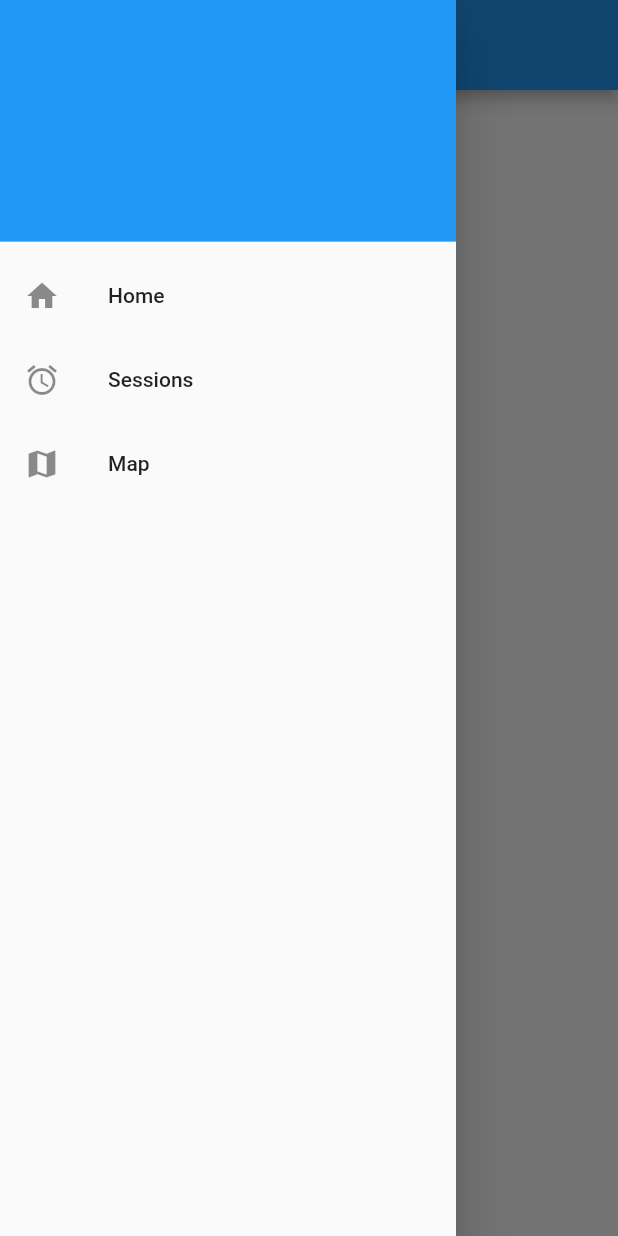
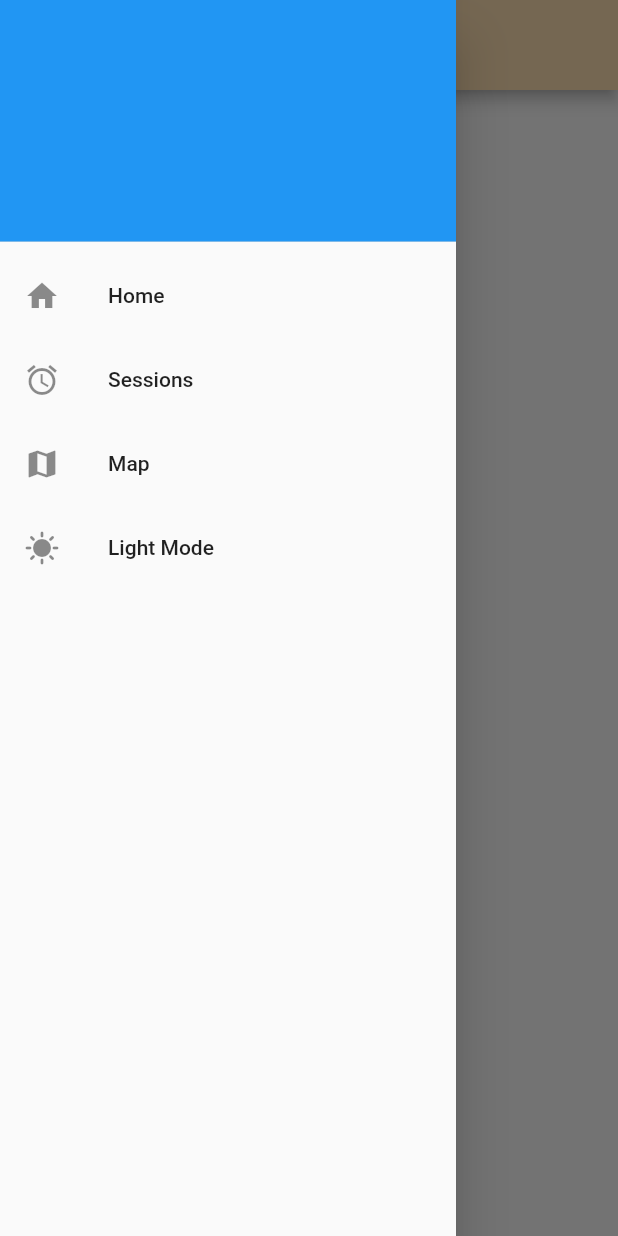
Before and after one commit to tarnar114/CapstoneApp, a Flutter app: the screen it shows after launch, with the side drawer open, on a phone screen of 412 x 824 dp. Run offline on Flutter 3.47's test engine with Material 2 defaults, Android fonts, the phone set to English and light mode, and no system bars; our stand-ins replace bloc, bloc_concurrency, flutter_bloc, flutter_time_picker_spinner, go_router, google_fonts and 5 more; missing offline and left inert: dart:ffi, flutter_reactive_ble, mobile_scanner.

```diff
--- a/lib/Screens/Home.dart
+++ b/lib/Screens/Home.dart
@@ -4,10 +4,7 @@ import 'dart:io' show Platform;
 
 ///
 import 'package:flutter/material.dart';
-import '../widgets/CustAppBar.dart';
-import '../widgets/CustDrawer.dart';
-
-import '../widgets/LockButton.dart';
+import 'package:capstone_app/src/Bluetooth/BLE_CONN.dart';
 
 class Home extends StatefulWidget {
   const Home({super.key});
--- a/lib/main.dart
+++ b/lib/main.dart
@@ -3,17 +3,19 @@
 // found in the LICENSE file.
 
 import 'package:capstone_app/Screens/AddAlert.dart';
-import 'package:capstone_app/Screens/Onboard.dart';
+import 'package:capstone_app/src/Bluetooth/bloc/BLE_bloc.dart';
+import 'package:capstone_app/src/Landing/Onboard.dart';
 import 'package:capstone_app/data/AlertStorage.dart';
+import 'package:capstone_app/src/THEME/Theme_Cubit.dart';
 import 'package:capstone_app/widgets/CustAppBar.dart';
 import 'package:capstone_app/widgets/CustDrawer.dart';
 import 'package:flutter/material.dart';
-import 'package:flutter/rendering.dart';
+import 'package:flutter_bloc/flutter_bloc.dart';
 import 'package:go_router/go_router.dart';
-import './misc/themes.dart';
 import './Screens/Home.dart';
 import './Screens/Alerts.dart';
 import './Screens/Map.dart';
+import 'package:capstone_app/src/BarcodeScan/Scan.dart';
 
 // This scenario demonstrates a simple two-page app.
 //
@@ -35,13 +37,29 @@ class App extends StatelessWidget {
   App({Key? key}) : super(key: key);
 
   /// The title of the app.
-  static const String title = 'Locker';
+  static const String title = 'Irit';
 
   @override
-  Widget build(BuildContext context) => MaterialApp.router(
-        routerConfig: _router,
-        title: title,
-      );
+  Widget build(BuildContext context) {
+    return MultiBlocProvider(
+        providers: [
+          BlocProvider<ThemeCubit>(
+            create: (BuildContext context) => ThemeCubit(),
+          ),
+          BlocProvider<BleBloc>(
+            create: (BuildContext context) => BleBloc(),
+          )
+        ],
+        child: BlocBuilder<ThemeCubit, ThemeState>(
+          builder: (context, state) {
+            return MaterialApp.router(
+              routerConfig: _router,
+              title: title,
+              theme: state.data,
+            );
+          },
+        ));
+  }
 
   final GoRouter _router =
       GoRouter(initialLocation: '/', navigatorKey: _rootNavigatorKey, routes: [
@@ -50,7 +68,7 @@ class App extends StatelessWidget {
         pageBuilder: (BuildContext context, GoRouterState state, Widget child) {
           return NoTransitionPage(
             child: Scaffold(
-              appBar: CustAppBar(title: "Locker"),
+              appBar: CustAppBar(title: "Irit"),
               drawer: CustDrawer(),
               body: Container(child: child),
             ),
@@ -78,19 +96,27 @@ class App extends StatelessWidget {
               pageBuilder: (context, state) {
                 return NoTransitionPage(child: Map());
               }),
+          GoRoute(
+            path: '/add_alert',
+            parentNavigatorKey: _shellNavigatorKey,
+            pageBuilder: (context, state) {
+              return NoTransitionPage(
+                  child: AddAlert(
+                storage: AlertStorage(),
+              ));
+            },
+          )
         ]),
     GoRoute(
         path: '/onboard',
         builder: ((context, state) {
           return Onboard();
-        }))
+        })),
+    GoRoute(
+      path: '/scan',
+      builder: (context, state) {
+        return Scan();
+      },
+    )
   ]);
 }
-//  routes: [
-//           GoRoute(
-//             path: '/',
-//             parentNavigatorKey: _shellNavigatorKey,
-//             pageBuilder: (context, state) =>
-//                 const NoTransitionPage(child: Home()),
-//           )
-//         ]
--- /dev/null
+++ b/lib/src/Bluetooth/BLE_CONN.dart
@@ -0,0 +1,96 @@
+import 'dart:async';
+import 'package:capstone_app/src/Bluetooth/bloc/BLE_bloc.dart';
+import 'package:capstone_app/src/Bluetooth/bloc/BLE_event.dart';
+import 'package:flutter/material.dart';
+import 'package:flutter/rendering.dart';
+import 'package:flutter_bloc/flutter_bloc.dart';
+import 'package:flutter_reactive_ble/flutter_reactive_ble.dart';
+import 'package:location/location.dart';
+import 'package:capstone_app/src/Bluetooth/bloc/BLE_state.dart';
+
+class LockButton extends StatefulWidget {
+  const LockButton({required this.callback, super.key});
+  final Function callback;
+  @override
+  State<LockButton> createState() => LockButtonState();
+}
+
+class LockButtonState extends State<LockButton> {
+  List<Widget> getChild(BleState state) {
+    if (state.Scanning) {
+      return scanning;
+    } else if (state.Connecting) {
+      return Connecting;
+    } else {
+      return disconnected;
+    }
+  }
+
+  List<Widget> disconnected = [
+    Icon(
+      Icons.bluetooth,
+      size: 50,
+    ),
+    Text("connect")
+  ];
+
+  List<Widget> Connecting = [
+    Icon(
+      Icons.bluetooth_searching_outlined,
+      size: 50,
+    ),
+    Text("Connecting")
+  ];
+
+  List<Widget> scanning = [
+    Icon(
+      Icons.wifi_2_bar_sharp,
+      size: 50,
+    ),
+    Text("Scanning")
+  ];
+
+  @override
+  Widget build(BuildContext context) {
+    final ButtonStyle style = ButtonStyle(
+        shape: MaterialStateProperty.all(CircleBorder()),
+        // padding: MaterialStateProperty.all(EdgeInsets.all(20)),
+        minimumSize: MaterialStateProperty.all(Size(100, 100)),
+        backgroundColor:
+            MaterialStateProperty.all(Colors.blue), // <-- Button color
+        overlayColor: MaterialStateProperty.resolveWith<Color?>(
+          (states) {
+            if (states.contains(MaterialState.pressed)) return Colors.red;
+          },
+          // <-- Splash color
+        ));
+
+    return Center(
+        child: Column(children: <Widget>[
+      Container(
+        margin: EdgeInsets.only(top: 25),
+        child: BlocConsumer<BleBloc, BleState>(
+            listenWhen: (previousState, state) {
+              return state.Scanning != previousState.Scanning ||
+                  state.Connecting != previousState.Connecting ||
+                  state.Connected != previousState.Connected;
+            },
+            listener: (context, state) {},
+            builder: (context, state) {
+              return ElevatedButton(
+                  style: style,
+                  onPressed: () {
+                    if (!state.Scanning && state.uniqueDevice == null) {
+                      print("scanning");
+                      context.read<BleBloc>().add(Scanning());
+                    } else if (state.uniqueDevice != null) {
+                      print("connecting");
+                      context.read<BleBloc>().add(ConnectToDeviceEvent());
+                    }
+                  },
+                  child: Center(child: Column(children: getChild(state))));
+            }),
+      ),
+    ]));
+  }
+}
--- /dev/null
+++ b/lib/src/Bluetooth/bloc/BLE_event.dart
@@ -0,0 +1,34 @@
+import 'package:capstone_app/src/Bluetooth/bloc/BLE_state.dart';
+import 'package:flutter_reactive_ble/flutter_reactive_ble.dart';
+
+abstract class BleEvent {}
+
+class Scanning extends BleEvent {}
+
+class ConnectToDeviceEvent extends BleEvent {}
+
+class Disconnected extends BleEvent {}
+
+class DeviceConnected extends BleEvent {
+  ConnectionStateUpdate update;
+  DeviceConnected(this.update);
+}
+
+class ScanFoundDevice extends BleEvent {
+  final DiscoveredDevice device;
+  ScanFoundDevice(this.device);
+}
+
+class ReadCharacteristicEvent extends BleEvent {
+  final QualifiedCharacteristic characteristic;
+
+  ReadCharacteristicEvent(this.characteristic);
+}
+
+class WriteCharacteristicEvent extends BleEvent {
+  final List<int> value;
+
+  WriteCharacteristicEvent(this.value);
+}
+
+class Disconnect extends BleEvent {}
--- /dev/null
+++ b/lib/src/Bluetooth/bloc/BLE_state.dart
@@ -0,0 +1,50 @@
+import 'package:flutter_reactive_ble/flutter_reactive_ble.dart';
+import 'dart:async';
+
+class BleState {
+  final bool Scanning, Connecting, Connected;
+  late DiscoveredDevice? uniqueDevice;
+  final QualifiedCharacteristic? rxChar;
+  final Uuid serviceUuid, charUuid;
+  final List<int>? arduinoRes;
+  BleState(
+      {required this.Scanning,
+      required this.Connecting,
+      required this.Connected,
+      this.uniqueDevice,
+      this.rxChar,
+      this.arduinoRes,
+      required this.serviceUuid,
+      required this.charUuid});
+  factory BleState.initial() {
+    return BleState(
+      Scanning: false,
+      Connecting: false,
+      Connected: false,
+      serviceUuid: Uuid.parse("180A"),
+      charUuid: Uuid.parse("2A57"),
+      uniqueDevice: null,
+      rxChar: null,
+    );
+  }
+  BleState copyWith(
+      {bool? Scanning,
+      bool? Connecting,
+      bool? Connected,
+      DiscoveredDevice? uniqueDevice,
+      StreamSubscription<DiscoveredDevice>? scanStream,
+      QualifiedCharacteristic? rxChar,
+      Uuid? serviceUuid,
+      Uuid? charUuid,
+      List<int>? arduinoRes}) {
+    return BleState(
+        Scanning: Scanning ?? this.Scanning,
+        Connecting: Connecting ?? this.Connecting,
+        Connected: Connected ?? this.Connected,
+        uniqueDevice: uniqueDevice ?? this.uniqueDevice,
+        rxChar: rxChar ?? this.rxChar,
+        serviceUuid: serviceUuid ?? this.serviceUuid,
+        charUuid: charUuid ?? this.charUuid,
+        arduinoRes: arduinoRes ?? this.arduinoRes);
+  }
+}
--- /dev/null
+++ b/lib/src/THEME/Theme_Cubit.dart
@@ -0,0 +1,25 @@
+import 'package:flutter/material.dart';
+import 'package:flutter_bloc/flutter_bloc.dart';
+import 'package:capstone_app/misc/themes.dart';
+
+enum AppTheme { light, dark }
+
+class ThemeState {
+  final AppTheme theme;
+  final ThemeData data;
+
+  const ThemeState(this.theme, this.data);
+  factory ThemeState.light() => ThemeState(AppTheme.light, Themes.lightTheme);
+
+  factory ThemeState.dark() => ThemeState(AppTheme.dark, Themes.darkTheme);
+  void printTheme() {
+    print(theme.name);
+  }
+}
+
+class ThemeCubit extends Cubit<ThemeState> {
+  ThemeCubit() : super(ThemeState.light());
+  void switchToLight() => emit(ThemeState.light());
+
+  void switchToDark() => emit(ThemeState.dark());
+}
--- a/lib/widgets/AddAlarm.dart
+++ b/lib/widgets/AddAlarm.dart
@@ -18,7 +18,7 @@ class _MyWidgetState extends State<AddAlarm> {
     return Container(
         child: ElevatedButton(
             onPressed: () {
-              context.go('/add_alert');
+              GoRouter.of(context).go('/add_alert');
             },
             style: style,
             child: Center(
--- a/lib/widgets/CustAppBar.dart
+++ b/lib/widgets/CustAppBar.dart
@@ -13,7 +13,7 @@ class _CustAppBarState extends State<CustAppBar> {
   @override
   Widget build(BuildContext context) {
     return AppBar(
-      backgroundColor: Colors.blue,
+      backgroundColor: Theme.of(context).primaryColor,
       automaticallyImplyLeading: true,
       title: Text(widget.title),
     );
--- a/lib/widgets/CustDrawer.dart
+++ b/lib/widgets/CustDrawer.dart
@@ -1,5 +1,8 @@
+import 'package:capstone_app/src/THEME/Theme_Cubit.dart';
 import 'package:flutter/material.dart';
+import 'package:flutter_bloc/flutter_bloc.dart';
 import 'package:go_router/go_router.dart';
+import 'package:capstone_app/misc/themes.dart';
 
 class CustDrawer extends StatelessWidget {
   const CustDrawer({Key? key}) : super(key: key);
@@ -11,10 +14,10 @@ class CustDrawer extends StatelessWidget {
       padding: EdgeInsets.zero,
       children: [
         const DrawerHeader(
+          child: Text(''),
           decoration: BoxDecoration(
             color: Colors.blue,
           ),
-          child: Text(''),
         ),
         ListTile(
           leading: const Icon(
@@ -47,7 +50,28 @@ class CustDrawer extends StatelessWidget {
 
             GoRouter.of(context).go('/map');
           },
-        )
+        ),
+        BlocSelector<ThemeCubit, ThemeState, bool>(selector: (state) {
+          if (state.data == Themes.darkTheme) {
+            return true;
+          } else {
+            return false;
+          }
+        }, builder: (context, state) {
+          return ListTile(
+              leading: Icon(state ? Icons.mode_night_outlined : Icons.sunny),
+              title: state ? Text("Dark mode") : Text("Light Mode"),
+              onTap: () {
+                final themeCubit = context.read<ThemeCubit>();
+                if (state) {
+                  themeCubit.switchToLight();
+                  themeCubit.state.printTheme();
+                } else {
+                  themeCubit.switchToDark();
+                  themeCubit.state.printTheme();
+                }
+              });
+        })
       ],
     ));
   }
```
Also changed, not shown: lib/Screens/AddAlert.dart (+22 -12 lines), lib/Screens/Onboard.dart (deleted, +0 -21 lines), lib/src/BarcodeScan/Scan.dart (added, +35 -0 lines), lib/src/Bluetooth/bloc/BLE_bloc.dart (added, +136 -0 lines), lib/src/Bluetooth/widgets/BleDialog.dart (added, +15 -0 lines), lib/src/Landing/Onboard.dart (added, +187 -0 lines), pubspec.yaml (+8 -3 lines), assets/ONB-1.png (added), assets/ONB-3.png (added), assets/Onboard-2.png (added), pubspec.lock, 5 other files.
